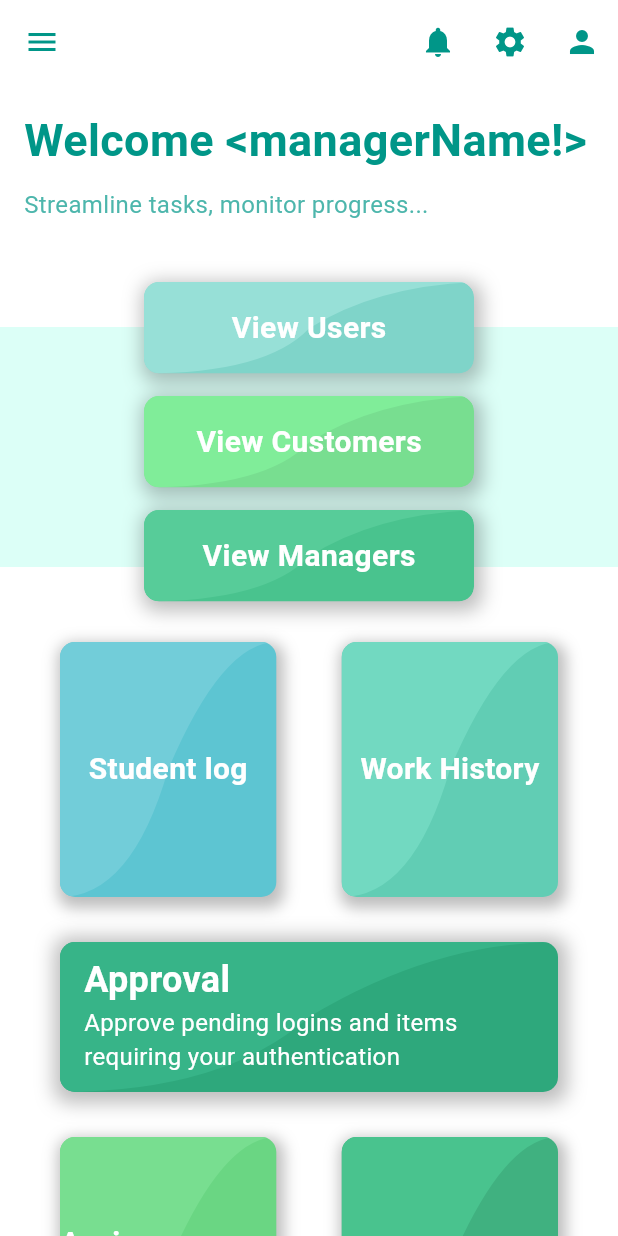
After one commit to adi0213/Karuthal_Staff, a Flutter app: the StaffDashboard screen opened directly, on a phone screen of 412 x 824 dp. The commit adds this screen. Run offline on Flutter 3.47's test engine with Material 3 defaults, Android fonts, the phone set to English and light mode, and no system bars; our stand-ins replace google_fonts.

```diff
--- a/lib/Login.dart
+++ b/lib/Login.dart
@@ -1,6 +1,7 @@
 import 'package:chilla_staff/Error.dart';
 import 'package:chilla_staff/design.dart';
 import 'package:flutter/material.dart';
+import 'staff_dashboard.dart';
 import 'package:google_fonts/google_fonts.dart';
 
 class Login extends StatefulWidget {
@@ -122,7 +123,7 @@ class _LoginState extends State<Login> {
                                   Navigator.push(
                                     context,
                                     MaterialPageRoute(
-                                      builder: (context) => work(),
+                                      builder: (context) => StaffDashboard(),
                                     ),
                                   );
                                 }
--- /dev/null
+++ b/lib/staff_dashboard.dart
@@ -0,0 +1,430 @@
+import 'package:flutter/material.dart';
+
+class StaffDashboard extends StatelessWidget {
+  const StaffDashboard({super.key});
+  final manager_name = 'managerName!';
+
+  @override
+  Widget build(BuildContext context) {
+    return SafeArea(
+      child: Scaffold(
+        backgroundColor: Colors.white,
+        appBar: AppBar(
+          backgroundColor: Colors.white,
+          leading: IconButton(
+            icon: const Icon(Icons.menu, color: Colors.teal),
+            onPressed: () => {},
+          ),
+          actions: [
+            IconButton(
+              icon: const Icon(Icons.notifications, color: Colors.teal),
+              onPressed: () => {},
+            ),
+            IconButton(
+              icon: const Icon(Icons.settings, color: Colors.teal),
+              onPressed: () => {},
+            ),
+            IconButton(
+              icon: const Icon(Icons.person, color: Colors.teal),
+              onPressed: () => {},
+            ),
+          ],
+        ),
+        body: SingleChildScrollView(
+          physics: const ClampingScrollPhysics(),
+          child: Padding(
+            padding: const EdgeInsets.symmetric(vertical: 16.0),
+            child: Column(
+              crossAxisAlignment: CrossAxisAlignment.start,
+              children: [
+                Padding(
+                  padding: const EdgeInsets.symmetric(horizontal: 16.0),
+                  child: Text(
+                    'Welcome <$manager_name>',
+                    style: const TextStyle(
+                      fontSize: 30,
+                      color: Colors.teal,
+                      fontWeight: FontWeight.bold,
+                    ),
+                  ),
+                ),
+                const SizedBox(height: 10),
+                Padding(
+                  padding: const EdgeInsets.symmetric(horizontal: 16.0),
+                  child: Text(
+                    'Streamline tasks, monitor progress...',
+                    style: TextStyle(
+                      color: Colors.teal[300],
+                      fontSize: 16,
+                    ),
+                  ),
+                ),
+                const SizedBox(height: 70),
+                Stack(
+                  clipBehavior: Clip.none,
+                  children: [
+                    Container(
+                      height: 160,
+                      color: const Color(0xFFDCFFF7),
+                    ),
+                    Positioned(
+                      top: -30,
+                      bottom: -30,
+                      left: 80,
+                      right: 80,
+                      child: Container(
+                        height: 210,
+                        child: Column(
+                          children: [
+                            BuildViewBar(
+                              identity: 'View Users',
+                              baseColor: const Color(0xFF7FD4C9),
+                              topColor: const Color(0xFF97E0D7),
+                            ),
+                            const SizedBox(height: 15),
+                            BuildViewBar(
+                              identity: 'View Customers',
+                              baseColor: const Color(0xFF78DE90),
+                              topColor: const Color(0xFF80ED99),
+                            ),
+                            const SizedBox(height: 15),
+                            BuildViewBar(
+                              identity: 'View Managers',
+                              baseColor: const Color(0xFF49C38E),
+                              topColor: const Color(0xFF57CC99),
+                            ),
+                          ],
+                        ),
+                      ),
+                    ),
+                  ],
+                ),
+                const SizedBox(height: 50),
+                Container(
+                  padding: const EdgeInsets.symmetric(horizontal: 40),
+                  child: Column(
+                    children: [
+                      Row(
+                        mainAxisAlignment: MainAxisAlignment.spaceBetween,
+                        children: [
+                          BuildSquareBox(
+                            baseColor: const Color(0xFF5DC5D2),
+                            tag: 'Student log',
+                            topColor: const Color(0xFF72CDD9),
+                          ),
+                          BuildSquareBox(
+                            baseColor: const Color(0xFF61CDB4),
+                            tag: 'Work History',
+                            topColor: const Color(0xFF72D9C1),
+                          ),
+                        ],
+                      ),
+                      const SizedBox(height: 30),
+                      _approval(),
+                      const SizedBox(height: 30),
+                      Row(
+                        mainAxisAlignment: MainAxisAlignment.spaceBetween,
+                        children: [
+                          BuildSquareBox(
+                            baseColor: const Color(0xFF6AD683),
+                            tag: 'Assign Services',
+                            topColor: const Color(0xFF78DE90),
+                          ),
+                          BuildSquareBox(
+                            baseColor: const Color(0xFF40B180),
+                            tag: 'Feedback',
+                            topColor: const Color(0xFF49C38E),
+                          ),
+                        ],
+                      ),
+                    ],
+                  ),
+                ),
+                const SizedBox(height: 10),
+              ],
+            ),
+          ),
+        ),
+      ),
+    );
+  }
+
+  GestureDetector _approval() {
+    return GestureDetector(
+        onTap: () {},
+        child: Stack(
+          children: [
+            Container(
+              height: 100,
+              decoration: BoxDecoration(
+                borderRadius: BorderRadius.circular(10),
+                color: const Color(0xFF2EA87C),
+                boxShadow: const [
+                  BoxShadow(
+                    color: Colors.black26,
+                    blurRadius: 10,
+                    spreadRadius: 5,
+                    offset: Offset(1, 2),
+                  ),
+                ],
+              ),
+              child: Stack(
+                children: [
+                  ClipPath(
+                    clipper: WaveClipperApproval(),
+                    child: Container(
+                      decoration: BoxDecoration(
+                        borderRadius: BorderRadius.circular(10),
+                        color: const Color(0xFF37B488),
+                      ),
+                      height: 100,
+                    ),
+                  ),
+                  const Padding(
+                    padding:
+                        EdgeInsets.symmetric(horizontal: 16.0, vertical: 8.0),
+                    child: Column(
+                      crossAxisAlignment: CrossAxisAlignment.start,
+                      children: [
+                        Text(
+                          'Approval',
+                          style: TextStyle(
+                            color: Colors.white,
+                            fontSize: 24,
+                            fontWeight: FontWeight.bold,
+                          ),
+                        ),
+                        Text(
+                          'Approve pending logins and items requiring your authentication',
+                          style: TextStyle(
+                            color: Colors.white,
+                            fontSize: 16,
+                          ),
+                        ),
+                      ],
+                    ),
+                  ),
+                ],
+              ),
+            ),
+          ],
+        ));
+  }
+}
+
+class WaveClipperApproval extends CustomClipper<Path> {
+  @override
+  Path getClip(Size size) {
+    final path = Path();
+    debugPrint(size.width.toString());
+
+    path.lineTo(0, size.height);
+
+    var firstStart = Offset(size.width * 0.33, size.height);
+    var firstEnd = Offset(size.width * 0.5, size.height / 2);
+    path.quadraticBezierTo(
+        firstStart.dx, firstStart.dy, firstEnd.dx, firstEnd.dy);
+
+    var secondStart =
+        Offset(size.width * 0.75, size.height - (size.height * 1));
+    var secondEnd = Offset(size.width, 0);
+    path.quadraticBezierTo(
+        secondStart.dx, secondStart.dy, secondEnd.dx, secondEnd.dy);
+
+    path.lineTo(size.width, 0);
+    path.close();
+    return path;
+  }
+
+  @override
+  bool shouldReclip(CustomClipper<Path> oldClipper) {
+    return false;
+  }
+}
+
+class BuildSquareBox extends StatelessWidget {
+  final String tag;
+  final Color baseColor;
+  final Color topColor;
+
+  BuildSquareBox({
+    required this.baseColor,
+    required this.tag,
+    required this.topColor,
+  });
+
+  @override
+  Widget build(BuildContext context) {
+    return GestureDetector(
+      onTap: () {},
+      child: Container(
+        height: 170,
+        width: MediaQuery.of(context).size.width * 0.35,
+        decoration: BoxDecoration(
+          borderRadius: BorderRadius.circular(10),
+          boxShadow: const [
+            BoxShadow(
+              color: Colors.black26,
+              blurRadius: 8,
+              spreadRadius: 3,
+              offset: Offset(2, 4),
+            ),
+          ],
+        ),
+        child: Stack(
+          children: [
+            Container(
+              decoration: BoxDecoration(
+                color: baseColor,
+                borderRadius: BorderRadius.circular(10),
+              ),
+            ),
+            ClipPath(
+              clipper: WaveClipperSquare(),
+              child: Container(
+                decoration: BoxDecoration(
+                  color: topColor,
+                  borderRadius: BorderRadius.circular(10),
+                ),
+              ),
+            ),
+            Center(
+              child: Text(
+                tag,
+                style: const TextStyle(
+                  color: Colors.white,
+                  fontSize: 20,
+                  fontWeight: FontWeight.bold,
+                ),
+              ),
+            ),
+          ],
+        ),
+      ),
+    );
+  }
+}
+
+class WaveClipperSquare extends CustomClipper<Path> {
+  @override
+  Path getClip(Size size) {
+    final path = Path();
+    debugPrint(size.width.toString());
+    path.lineTo(0, size.height);
+
+    var firstStart = Offset(size.width * 0.33, size.height);
+    var firstEnd = Offset(size.width * 0.5, size.height / 2);
+    path.quadraticBezierTo(
+        firstStart.dx, firstStart.dy, firstEnd.dx, firstEnd.dy);
+
+    var secondStart =
+        Offset(size.width * 0.75, size.height - (size.height * 1));
+    var secondEnd = Offset(size.width, 0);
+    path.quadraticBezierTo(
+        secondStart.dx, secondStart.dy, secondEnd.dx, secondEnd.dy);
+
+    path.lineTo(size.width, 0);
+    path.close();
+    return path;
+  }
+
+  @override
+  bool shouldReclip(CustomClipper<Path> oldClipper) {
+    return false;
+  }
+}
+
+class BuildViewBar extends StatelessWidget {
+  final String identity;
+  final Color baseColor;
+  final Color topColor;
+
+  BuildViewBar({
+    required this.identity,
+    required this.baseColor,
+    required this.topColor,
+  });
+
+  @override
+  Widget build(BuildContext context) {
+    return Container(
+      margin: const EdgeInsets.symmetric(horizontal: 16),
+      decoration: BoxDecoration(
+        borderRadius: BorderRadius.circular(10),
+        boxShadow: const [
+          BoxShadow(
+            color: Colors.black26,
+            blurRadius: 10,
+            spreadRadius: 3,
+            offset: Offset(2, 3),
+          ),
+        ],
+      ),
+      child: ClipRRect(
+        borderRadius: BorderRadius.circular(10),
+        child: GestureDetector(
+          onTap: () => {},
+          child: Stack(
+            children: [
+              Container(
+                height: 61,
+                decoration: BoxDecoration(
+                  color: baseColor,
+                  borderRadius: BorderRadius.circular(10),
+                ),
+              ),
+              ClipPath(
+                clipper: WaveClipper(),
+                child: Container(
+                  height: 61,
+                  color: topColor,
+                ),
+              ),
+              Positioned.fill(
+                child: Align(
+                  alignment: Alignment.center,
+                  child: Text(
+                    identity,
+                    style: const TextStyle(
+                      color: Colors.white,
+                      fontSize: 20,
+                      fontWeight: FontWeight.bold,
+                    ),
+                  ),
+                ),
+              ),
+            ],
+          ),
+        ),
+      ),
+    );
+  }
+}
+
+class WaveClipper extends CustomClipper<Path> {
+  @override
+  Path getClip(Size size) {
+    debugPrint(size.width.toString());
+    final path = Path();
+    path.lineTo(0, size.height);
+
+    var firstStart = Offset(size.width * 0.37, size.height);
+    var firstEnd = Offset(size.width * 0.5, size.height - 30);
+    path.quadraticBezierTo(
+        firstStart.dx, firstStart.dy, firstEnd.dx, firstEnd.dy);
+
+    var secondStart = Offset(size.width * 0.70, size.height - 58);
+    var secondEnd = Offset(size.width, 0);
+    path.quadraticBezierTo(
+        secondStart.dx, secondStart.dy, secondEnd.dx, secondEnd.dy);
+
+    path.lineTo(size.width, 0);
+    path.close();
+    return path;
+  }
+
+  @override
+  bool shouldReclip(covariant CustomClipper<Path> oldClipper) {
+    return false;
+  }
+}
```
